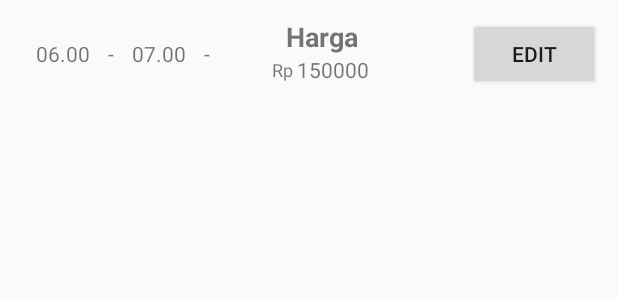
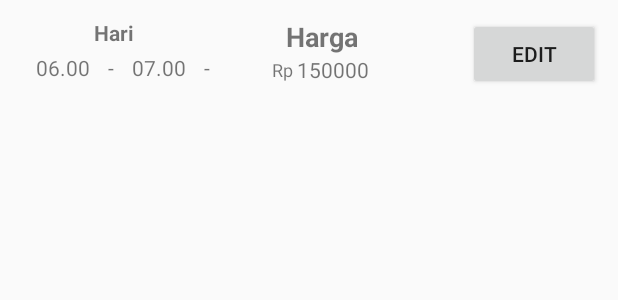
Before and after one commit to CruthOver/Owners, an Android app: the layout list_edit_tarif.xml on its own in the app's theme, with its tools: preview values and no code run, on a phone screen of 412 x 824 dp. Shown: the top 300 px of the screen. Run offline under Robolectric (Android 15) with nearby library versions, the phone set to English and light mode, and no system bars.

Commit message:
Sorting Perhari di edit tarif field

```diff
--- a/app/src/main/res/layout/list_edit_tarif.xml
+++ b/app/src/main/res/layout/list_edit_tarif.xml
@@ -5,6 +5,27 @@
     android:layout_height="wrap_content"
     android:layout_margin="12dp"
     android:gravity="center_horizontal"
+    android:orientation="horizontal">
+    <LinearLayout
+        android:layout_width="wrap_content"
+        android:layout_height="wrap_content"
+        android:orientation="vertical">
+
+        <TextView
+            android:id="@+id/tv_day"
+            android:layout_width="wrap_content"
+            android:layout_height="wrap_content"
+            android:text="Hari"
+            android:textStyle="bold"
+            android:layout_gravity="center"
+            android:textSize="14sp"
+            android:gravity="center"/>
+
+
+        <LinearLayout
+            android:layout_marginTop="4dp"
+            android:layout_width="wrap_content"
+            android:layout_height="wrap_content"
             android:orientation="horizontal">
             <TextView
                 android:id="@+id/startHour"
@@ -39,6 +60,9 @@
                 android:gravity="center"
                 android:layout_marginLeft="12dp"
                 android:text="-"/>
+
+        </LinearLayout>
+    </LinearLayout>
     <LinearLayout
         android:layout_width="match_parent"
         android:layout_height="wrap_content"
```
Also changed, not shown: app/src/main/java/com/wiradipa/fieldOwners/Adapter/ListEditTarifAdapter.java (+39 -0 lines), app/src/main/java/com/wiradipa/fieldOwners/ListEditTarif.java (+44 -1 lines). Lines whose indentation alone changed are shown as unchanged.
